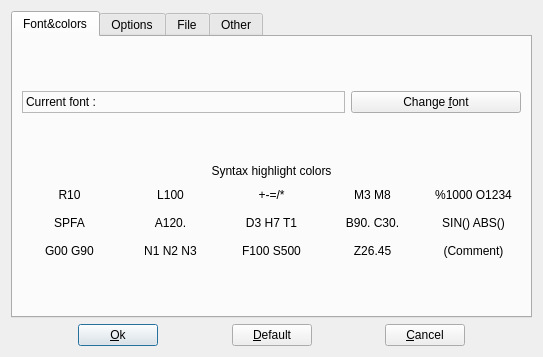
Above: src/setupdialog.ui from GCodeProjects/GCodeWorkShop before the change. Below: the same form after it.
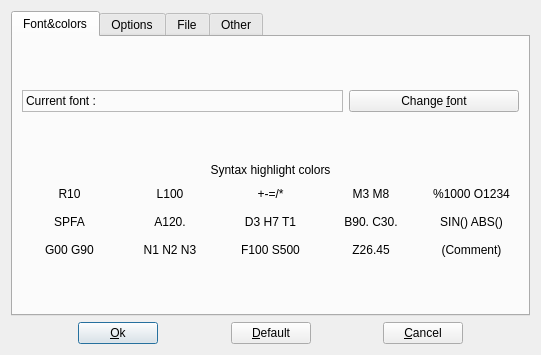
That is the form after the change. The open tabs and pages were chosen to show the change. Icons and pictures are not drawn.

The edit to the form file:
```diff
--- a/src/setupdialog.ui
+++ b/src/setupdialog.ui
@@ -6,8 +6,8 @@
    <rect>
     <x>0</x>
     <y>0</y>
-    <width>543</width>
-    <height>357</height>
+    <width>541</width>
+    <height>355</height>
    </rect>
   </property>
   <property name="windowTitle">
```
Left out of the diff: 2 changed lines with no effect on the pictures.
